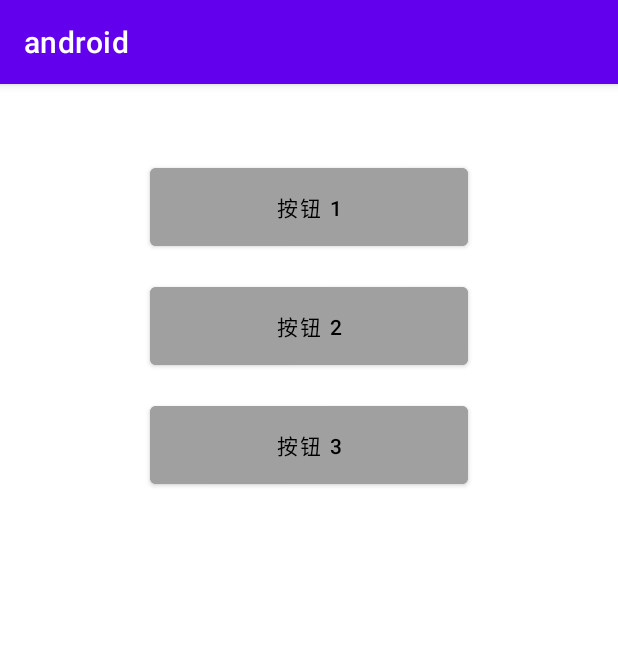
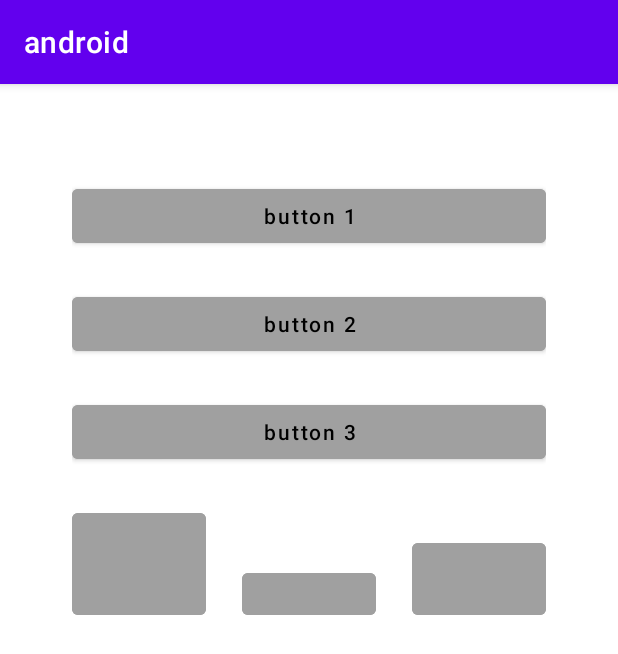
Before and after one commit to weiraneve/android-practice, an Android app: the screen it shows after launch (MainActivity), on a phone screen of 412 x 824 dp. Shown: the top 654 px of the screen. Run offline under Robolectric (Android 15) with nearby library versions, the phone set to English and light mode, and no system bars.

Commit message:
refactor: alter the style

```diff
--- a/app/src/main/res/layout/activity_main.xml
+++ b/app/src/main/res/layout/activity_main.xml
@@ -4,45 +4,73 @@
     android:layout_width="match_parent"
     android:layout_height="match_parent"
     android:orientation="vertical"
+    android:paddingStart="@dimen/margin_48"
+    android:paddingEnd="@dimen/margin_48"
     tools:context=".MainActivity">
 
     <Button
+        android:id="@+id/button1"
         android:layout_width="match_parent"
         android:layout_height="wrap_content"
-        android:layout_marginStart="100dp"
-        android:layout_marginTop="50dp"
-        android:layout_marginEnd="100dp"
-        android:backgroundTint="@color/gray"
-        android:gravity="center"
         android:text="@string/button1"
         android:textAllCaps="false"
-        android:padding="15dp"
-        android:textColor="@color/black" />
+        android:backgroundTint="@color/gray"
+        android:textColor="@color/black"
+        android:layout_marginTop="@dimen/margin_64"
+        />
 
     <Button
+        android:id="@+id/button2"
         android:layout_width="match_parent"
         android:layout_height="wrap_content"
-        android:layout_marginStart="100dp"
-        android:layout_marginTop="15dp"
-        android:layout_marginEnd="100dp"
-        android:backgroundTint="@color/gray"
-        android:gravity="center"
         android:text="@string/button2"
         android:textAllCaps="false"
-        android:padding="15dp"
-        android:textColor="@color/black" />
+        android:backgroundTint="@color/gray"
+        android:textColor="@color/black"
+        android:layout_marginTop="@dimen/margin_24"
+        />
 
     <Button
+        android:id="@+id/button3"
         android:layout_width="match_parent"
         android:layout_height="wrap_content"
-        android:layout_marginStart="100dp"
-        android:layout_marginTop="15dp"
-        android:layout_marginEnd="100dp"
-        android:backgroundTint="@color/gray"
-        android:gravity="center"
         android:text="@string/button3"
         android:textAllCaps="false"
-        android:padding="15dp"
-        android:textColor="@color/black" />
+        android:backgroundTint="@color/gray"
+        android:textColor="@color/black"
+        android:layout_marginTop="@dimen/margin_24"
+        />
+
+    <LinearLayout
+        android:orientation="horizontal"
+        android:layout_marginTop="@dimen/margin_24"
+        android:baselineAligned="false"
+        android:layout_width="match_parent"
+        android:layout_height="wrap_content">
+        <Button
+            android:id="@+id/test"
+            android:layout_width="@dimen/margin_0"
+            android:layout_height="80dp"
+            android:layout_marginEnd="@dimen/margin_24"
+            android:backgroundTint="@color/gray"
+            android:layout_weight="1"
+            android:layout_gravity="bottom"
+            style="?android:attr/buttonBarButtonStyle" />
+        <Button
+            android:layout_width="@dimen/margin_0"
+            android:layout_height="40dp"
+            android:layout_marginEnd="@dimen/margin_24"
+            android:backgroundTint="@color/gray"
+            android:layout_weight="1"
+            android:layout_gravity="bottom"
+            style="?android:attr/buttonBarButtonStyle" />
+        <Button
+            android:layout_width="@dimen/margin_0"
+            android:layout_height="60dp"
+            android:backgroundTint="@color/gray"
+            android:layout_weight="1"
+            android:layout_gravity="bottom"
+            style="?android:attr/buttonBarButtonStyle" />
+    </LinearLayout>
 
 </LinearLayout>
--- /dev/null
+++ b/app/src/main/res/values/dimens.xml
@@ -0,0 +1,8 @@
+<?xml version="1.0" encoding="utf-8"?>
+<resources>
+    <dimen name="margin_24">24dp</dimen>
+    <dimen name="margin_32">32dp</dimen>
+    <dimen name="margin_48">48dp</dimen>
+    <dimen name="margin_64">64dp</dimen>
+    <dimen name="margin_0">0dp</dimen>
+</resources>
--- a/app/src/main/res/values/strings.xml
+++ b/app/src/main/res/values/strings.xml
@@ -1,6 +1,6 @@
 <resources>
     <string name="app_name">android</string>
-    <string name="button1">按钮 1</string>
-    <string name="button2">按钮 2</string>
-    <string name="button3">按钮 3</string>
+    <string name="button1">button 1</string>
+    <string name="button2">button 2</string>
+    <string name="button3">button 3</string>
 </resources>
```
Also changed, not shown: 2 other files.
